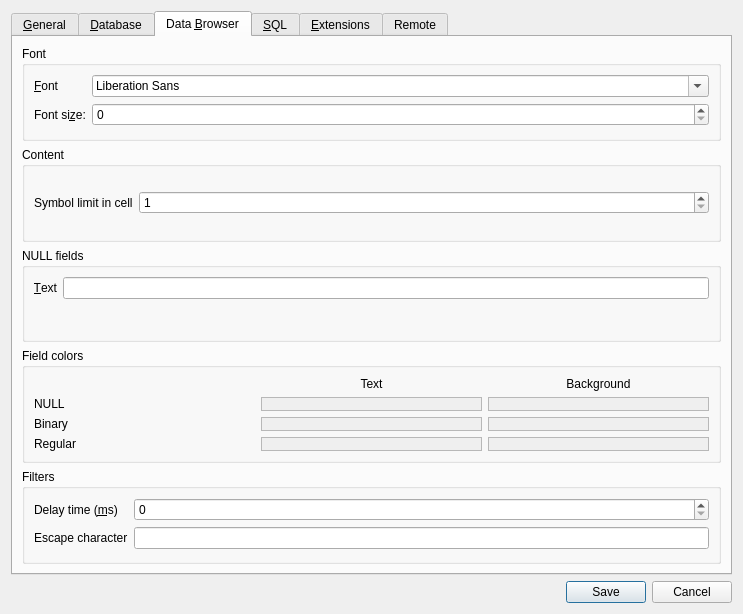
Above: src/PreferencesDialog.ui from sqlitebrowser/sqlitebrowser before the change. Below: the same form after it.
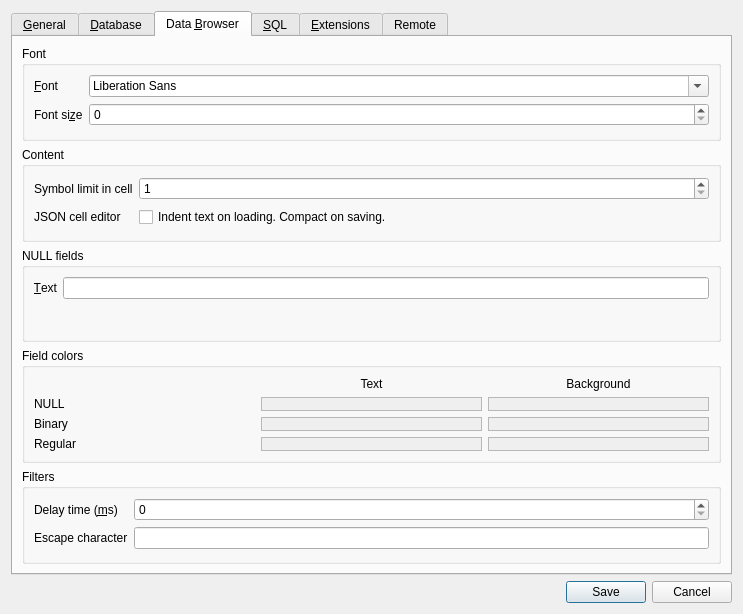
That is the form after the change. The open tabs and pages were chosen to show the change. Icons and pictures are not drawn. Custom widgets are drawn as their Qt base class.

Commit message:
Compact and indent on JSON cell editor
New setting for enabling the following feature:
when JSON data is loaded in the JSON cell editor, the text is
indented. Before JSON data written back into the cell, the text
is compacted.

See issue #1173

Minor adjustment in preference label: removed ":" for consistency.

```diff
--- a/src/PreferencesDialog.ui
+++ b/src/PreferencesDialog.ui
@@ -343,7 +343,7 @@
             <item row="1" column="0">
              <widget class="QLabel" name="label_17">
               <property name="text">
-               <string>Font si&amp;ze:</string>
+               <string>Font si&amp;ze</string>
               </property>
               <property name="buddy">
                <cstring>spinDataBrowserFontSize</cstring>
@@ -385,6 +385,20 @@
               </property>
              </widget>
             </item>
+            <item row="1" column="1">
+             <widget class="QCheckBox" name="checkIndentCompact">
+              <property name="text">
+               <string>Indent text on loading. Compact on saving.</string>
+              </property>
+             </widget>
+            </item>
+            <item row="1" column="0">
+             <widget class="QLabel" name="label_24">
+              <property name="text">
+               <string>JSON cell editor</string>
+              </property>
+             </widget>
+            </item>
            </layout>
           </widget>
          </item>
```
The commit also changes 4 other files.
